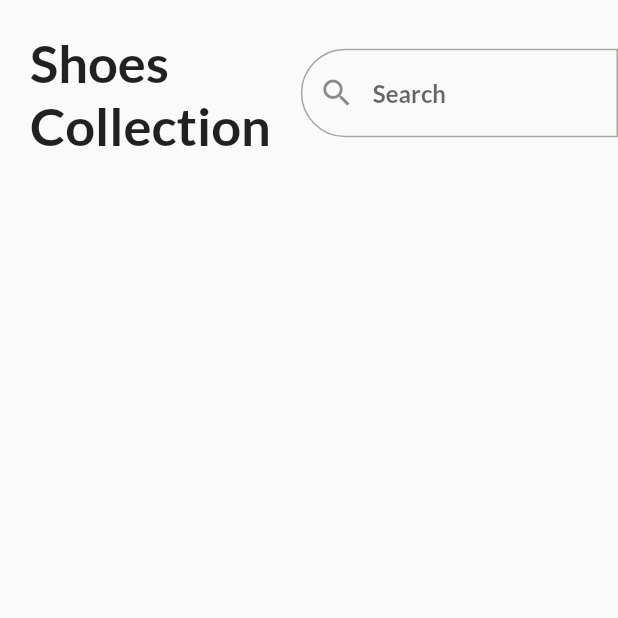
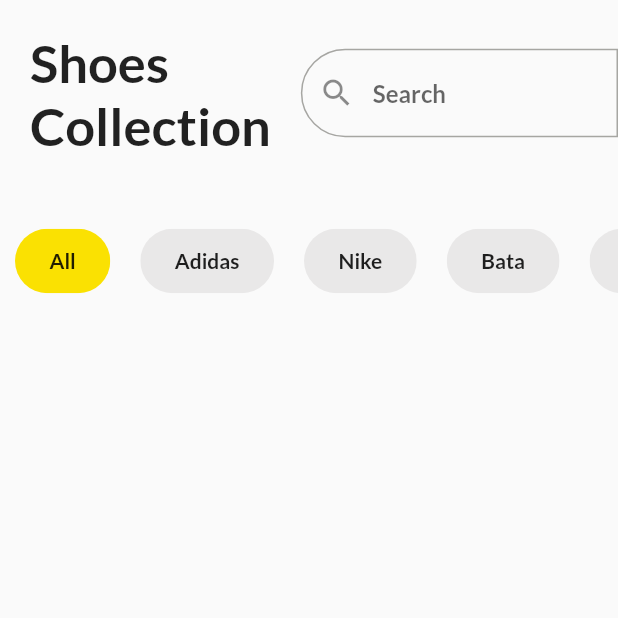
Before and after one commit to Indranilsen2005/Shop_App, a Flutter app: the screen it shows after launch, on a phone screen of 412 x 824 dp, the top half of it. Run offline on Flutter 3.47's test engine with Material 2 defaults, Android fonts, the phone set to English and light mode, and no system bars.

Commit message:
Update home_screen add brand filter scrollbar

```diff
--- a/lib/main.dart
+++ b/lib/main.dart
@@ -14,7 +14,8 @@ class MyApp extends StatelessWidget {
       theme: ThemeData(
         fontFamily: 'Lato',
         colorScheme: ColorScheme.fromSeed(
-          seedColor: const Color.fromARGB(255, 214, 194, 21),
+          seedColor: const Color.fromARGB(255, 250, 225, 2),
+          primary: const Color.fromARGB(255, 250, 225, 2),
         ),
         inputDecorationTheme: const InputDecorationTheme(
           hintStyle: TextStyle(
--- a/lib/screens/home_screen.dart
+++ b/lib/screens/home_screen.dart
@@ -8,6 +8,9 @@ class HomeScreen extends StatefulWidget {
 }
 
 class _HomeScreenState extends State<HomeScreen> {
+  final filters = const ['All', 'Adidas', 'Nike', 'Bata', 'Puma'];
+  var selectingBrand = 'All';
+
   final border = const OutlineInputBorder(
     borderRadius: BorderRadius.horizontal(
       left: Radius.circular(50),
@@ -45,6 +48,42 @@ class _HomeScreenState extends State<HomeScreen> {
               ],
             ),
           ),
+          SizedBox(
+            height: 100,
+            child: ListView.builder(
+              scrollDirection: Axis.horizontal,
+              itemCount: filters.length,
+              itemBuilder: (ctx, index) {
+                return Padding(
+                  padding: const EdgeInsets.symmetric(
+                    horizontal: 10,
+                  ),
+                  child: GestureDetector(
+                    onTap: () {
+                      setState(() {
+                        selectingBrand = filters[index];
+                      });
+                    },
+                    child: Chip(
+                      padding: const EdgeInsets.symmetric(
+                        horizontal: 15,
+                        vertical: 13,
+                      ),
+                      label: Text(
+                        filters[index],
+                        style: const TextStyle(
+                          fontWeight: FontWeight.w600,
+                        ),
+                      ),
+                      backgroundColor: selectingBrand == filters[index]
+                          ? Theme.of(context).colorScheme.primary
+                          : const Color.fromARGB(255, 233, 232, 232),
+                    ),
+                  ),
+                );
+              },
+            ),
+          )
         ],
       ),
     );
```
